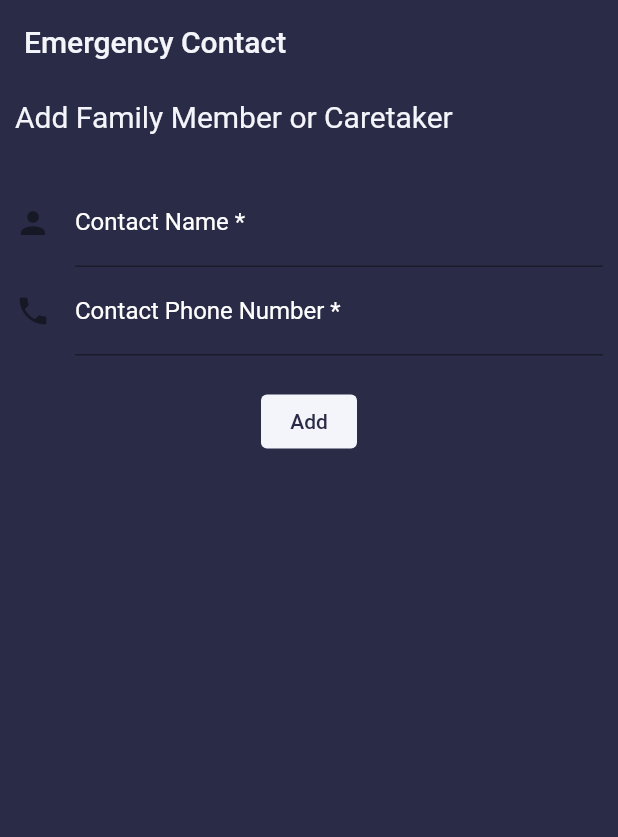
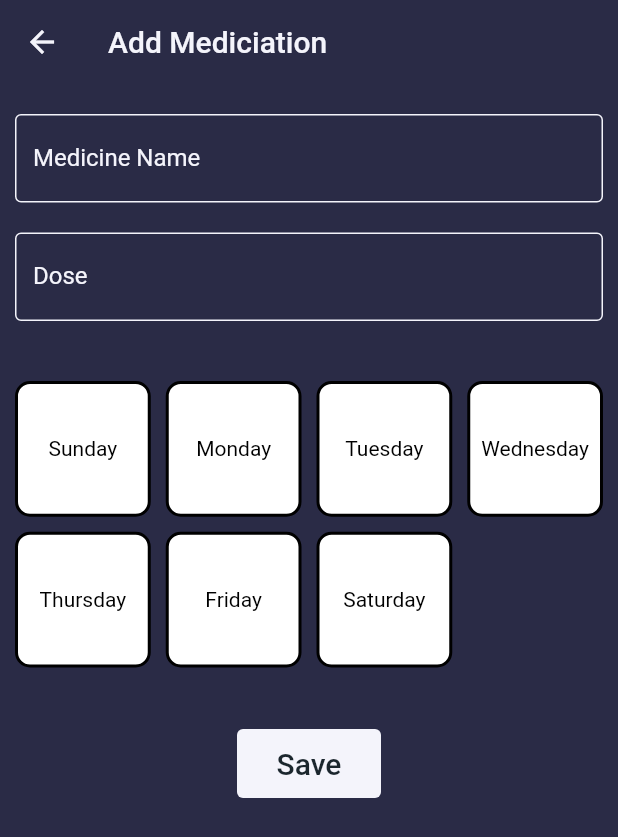
Before and after one commit to Chandler9Wilson/medminder.tech, a Flutter app: the EmergencyContactView screen opened by its route, after a tap on "Add", on a phone screen of 412 x 824 dp. Shown: the top 837 px of the screen. Run offline on Flutter 3.47's test engine with Material 2 defaults, Android fonts, the light colour scheme and no system bars; our stand-ins replace bloc, cloud_firestore, firebase_auth, firebase_core, flutter_bloc, flutter_datetime_picker and 5 more; accounts and stored records are empty; Roboto replaces fonts that are missing (Open-Sans).

Commit message:
Fixes #5

```diff
--- a/lib/contact/model/emergency_contact_model.dart
+++ b/lib/contact/model/emergency_contact_model.dart
@@ -2,8 +2,8 @@ import 'package:medminder/constants.dart';
 
 class AppModel {
   final String uid;
-  final List<String> contacts;
-  final Medicine? medicine;
+  final List contacts;
+  Medicine? medicine;
 
   AppModel(this.uid, this.contacts, this.medicine);
 
@@ -27,7 +27,7 @@ class AppModel {
 class Medicine {
   final String name;
   final String description;
-  final List<int> timeStamp;
+  final List timeStamp;
 
   const Medicine(this.name, this.description, this.timeStamp);
 
--- a/lib/contact/service/emergency_contact_service.dart
+++ b/lib/contact/service/emergency_contact_service.dart
@@ -29,7 +29,7 @@ class EmergencyContactService {
     }
   }
 
-  Future<List<String>> getEmergencyContacts(String uid) async {
+  Future<List> getEmergencyContacts(String uid) async {
     assert(uid.isNotEmpty);
 
     final userCollection = FirebaseFirestore.instance
@@ -43,4 +43,31 @@ class EmergencyContactService {
       return AppModel.fromJson(userDocument.docs.first.data()).contacts;
     }
   }
+
+  Future<void> addMedicalRecord(
+      String name, doseDescription, List<String> dayOfWeeks) async {
+    final uid = GetIt.I<SharedPreferences>().getString(Constants.uid);
+    final userCollection = FirebaseFirestore.instance.collection(uid!);
+
+    final userDocument = await userCollection.get();
+
+    if (userDocument.docs.isEmpty) {
+      FirebaseFirestore.instance.runTransaction((transaction) async {
+        await userCollection.add(
+          AppModel(
+            uid,
+            [],
+            Medicine(name, doseDescription, dayOfWeeks),
+          ).toJson(),
+        );
+      });
+    } else {
+      FirebaseFirestore.instance.runTransaction((transaction) async {
+        final documentId = userDocument.docs.first;
+        final appModel = AppModel.fromJson(documentId.data());
+        appModel.medicine = Medicine(name, doseDescription, dayOfWeeks);
+        await userCollection.doc(documentId.id).update(appModel.toJson());
+      });
+    }
+  }
 }
--- a/lib/contact/view/emergency_contact_view.dart
+++ b/lib/contact/view/emergency_contact_view.dart
@@ -20,8 +20,10 @@ class _EmergencyContactViewState extends State<EmergencyContactView> {
     );
   }
 
+  final List<String> selectedDays = [];
   final _formKey = GlobalKey<FormState>();
-  final _textController = TextEditingController();
+  final _nameController = TextEditingController();
+  final _phoneController = TextEditingController();
   @override
   Widget build(BuildContext context) {
     return Scaffold(
@@ -32,7 +34,8 @@ class _EmergencyContactViewState extends State<EmergencyContactView> {
         builder: (context, state) {
           if (state is EmergencyContactLoaded ||
               state is EmergencyContactInitial) {
-            return Padding(
+            return SingleChildScrollView(
+              child: Padding(
                 padding: const EdgeInsets.all(10.0),
                 child: Column(
                   crossAxisAlignment: CrossAxisAlignment.start,
@@ -61,13 +64,12 @@ class _EmergencyContactViewState extends State<EmergencyContactView> {
                               labelText: 'Contact Name *',
                               fillColor: AppColor.appPrimaryColor,
                               focusedBorder: OutlineInputBorder(
-                              borderSide:
-                                  BorderSide(color: AppColor.appPrimaryColor)
+                                  borderSide: BorderSide(
+                                      color: AppColor.appPrimaryColor)),
                             ),
-                          ),
-                          controller: _textController,
-                          style:
-                              const TextStyle(color: AppColor.appPrimaryColor),
+                            controller: _nameController,
+                            style: const TextStyle(
+                                color: AppColor.appPrimaryColor),
                             keyboardType: TextInputType.name,
                           ),
                           TextFormField(
@@ -77,13 +79,12 @@ class _EmergencyContactViewState extends State<EmergencyContactView> {
                               labelText: 'Contact Phone Number *',
                               fillColor: AppColor.appPrimaryColor,
                               focusedBorder: OutlineInputBorder(
-                              borderSide:
-                                  BorderSide(color: AppColor.appPrimaryColor)
+                                  borderSide: BorderSide(
+                                      color: AppColor.appPrimaryColor)),
                             ),
-                          ),
-                          controller: _textController,
-                          style:
-                              const TextStyle(color: AppColor.appPrimaryColor),
+                            controller: _phoneController,
+                            style: const TextStyle(
+                                color: AppColor.appPrimaryColor),
                             keyboardType: TextInputType.phone,
                           ),
                           space(),
@@ -95,9 +96,9 @@ class _EmergencyContactViewState extends State<EmergencyContactView> {
                             onPressed: () async {
                               await context
                                   .read<EmergencyContactCubit>()
-                                .addEmergencyContact(_textController.text);
+                                  .addEmergencyContact(_phoneController.text);
 
-                            // goRouter.push('/');
+                              goRouter.push('/create-medicine');
                             },
                             child: const Text(
                               'Add',
@@ -109,6 +110,7 @@ class _EmergencyContactViewState extends State<EmergencyContactView> {
                     ),
                   ],
                 ),
+              ),
             );
           }
           return Container();
--- a/lib/main.dart
+++ b/lib/main.dart
@@ -13,11 +13,14 @@ import 'package:medminder/auth/cubit/login_cubit.dart';
 import 'package:medminder/auth/view/login_view.dart';
 import 'package:medminder/contact/cubit/emergency_contact_cubit.dart';
 import 'package:medminder/contact/view/emergency_contact_view.dart';
+import 'package:medminder/medicine/cubit/medicine_cubit.dart';
+import 'package:medminder/medicine/view/medicine_form.dart';
 import 'package:shared_preferences/shared_preferences.dart';
 
 import 'firebase_options.dart';
 
-final goRouter = GoRouter(routes: [
+final goRouter = GoRouter(
+  routes: [
     GoRoute(
       path: '/',
       builder: (context, state) => BlocProvider(
@@ -32,8 +35,15 @@ final goRouter = GoRouter(routes: [
         child: const EmergencyContactView(),
       ),
     ),
-  // GoRoute(path: '/create-medicine')
-]);
+    GoRoute(
+      path: '/create-medicine',
+      builder: (context, state) => BlocProvider(
+        create: (context) => MedicineCubit(),
+        child: const MedicineFormView(),
+      ),
+    )
+  ],
+);
 
 void main() async {
   WidgetsFlutterBinding.ensureInitialized();
@@ -41,10 +51,6 @@ void main() async {
   final firebaseApp = await Firebase.initializeApp(
     options: DefaultFirebaseOptions.currentPlatform,
   );
-
-  const jsonConfigPath = 'assets/config/atlasConfig.json';
-  dynamic realmConfigMap =
-      json.decode(await rootBundle.loadString(jsonConfigPath));
 
   final getIt = GetIt.instance;
 
--- /dev/null
+++ b/lib/medicine/cubit/medicine_cubit.dart
@@ -0,0 +1,14 @@
+import 'package:bloc/bloc.dart';
+import 'package:medminder/contact/service/emergency_contact_service.dart';
+import 'package:meta/meta.dart';
+
+part 'medicine_state.dart';
+
+class MedicineCubit extends Cubit<MedicineState> {
+  MedicineCubit() : super(MedicineInitial());
+
+  Future<void> addMedicine(
+      String name, String doseDesc, List<String> timing) async {
+    await EmergencyContactService().addMedicalRecord(name, doseDesc, timing);
+  }
+}
--- /dev/null
+++ b/lib/medicine/cubit/medicine_state.dart
@@ -0,0 +1,10 @@
+part of 'medicine_cubit.dart';
+
+@immutable
+class MedicineState {}
+
+class MedicineInitial extends MedicineState {}
+
+class MedicineLoading extends MedicineState {}
+
+class MedicineError extends MedicineState {}
--- /dev/null
+++ b/lib/medicine/view/medicine_form.dart
@@ -0,0 +1,140 @@
+import 'package:flutter/material.dart';
+import 'package:flutter_bloc/flutter_bloc.dart';
+import 'package:medminder/app_theme.dart';
+import 'package:flutter_datetime_picker/flutter_datetime_picker.dart';
+import 'package:medminder/medicine/cubit/medicine_cubit.dart';
+import 'package:medminder/medicine/widget/display_day_of_week.dart';
+
+class MedicineFormView extends StatefulWidget {
+  const MedicineFormView({super.key});
+
+  @override
+  State<MedicineFormView> createState() => _MedicineFormViewState();
+}
+
+class _MedicineFormViewState extends State<MedicineFormView> {
+  final _formKey = GlobalKey<FormState>();
+  final _name = TextEditingController();
+  final _description = TextEditingController();
+  final _days = <String>[];
+
+  Widget spacer() {
+    return const SizedBox(
+      height: 20,
+    );
+  }
+
+  @override
+  Widget build(BuildContext context) {
+    return Scaffold(
+      appBar: AppBar(
+        title: const Text(
+          'Add Mediciation',
+        ),
+      ),
+      body: BlocBuilder<MedicineCubit, MedicineState>(
+        builder: (context, state) {
+          return SingleChildScrollView(
+            child: Center(
+              child: Form(
+                key: _formKey,
+                child: Padding(
+                  padding: const EdgeInsets.symmetric(horizontal: 10),
+                  child: Column(
+                    children: [
+                      spacer(),
+                      TextFormField(
+                        controller: _name,
+                        style: const TextStyle(
+                          color: AppColor.appPrimaryColor,
+                        ),
+                        decoration: const InputDecoration(
+                          label: Text(
+                            'Medicine Name',
+                            style: TextStyle(
+                              color: AppColor.appPrimaryColor,
+                              fontSize: 16,
+                            ),
+                          ),
+                          fillColor: AppColor.appPrimaryColor,
+                          focusedBorder: OutlineInputBorder(
+                            borderSide: BorderSide(
+                              color: AppColor.appPrimaryColor,
+                            ),
+                          ),
+                          enabledBorder: OutlineInputBorder(
+                            borderSide: BorderSide(
+                              color: AppColor.appPrimaryColor,
+                            ),
+                          ),
+                        ),
+                      ),
+                      spacer(),
+                      TextFormField(
+                        controller: _description,
+                        style: const TextStyle(
+                          color: AppColor.appPrimaryColor,
+                        ),
+                        decoration: const InputDecoration(
+                          label: Text(
+                            'Dose',
+                            style: TextStyle(
+                                color: AppColor.appPrimaryColor, fontSize: 16),
+                          ),
+                          fillColor: AppColor.appPrimaryColor,
+                          focusedBorder: OutlineInputBorder(
+                            borderSide: BorderSide(
+                              color: AppColor.appPrimaryColor,
+                            ),
+                          ),
+                          enabledBorder: OutlineInputBorder(
+                            borderSide: BorderSide(
+                              color: AppColor.appPrimaryColor,
+                            ),
+                          ),
+                        ),
+                      ),
+                      spacer(),
+                      spacer(),
+                      DaySelectionScreen(
+                        selectedDaysCallback: _days,
+                      ),
+                      spacer(),
+                      spacer(),
+                      TextButton(
+                        style: const ButtonStyle(
+                          backgroundColor: MaterialStatePropertyAll(
+                              AppColor.appPrimaryColor),
+                        ),
+                        onPressed: () {
+                          context.read<MedicineCubit>().addMedicine(
+                                _name.text,
+                                _description.text,
+                                _days,
+                              );
+                        },
+                        child: const SizedBox(
+                          height: 30,
+                          width: 80,
+                          child: Center(
+                            child: Text(
+                              'Save',
+                              style: TextStyle(
+                                fontSize: 20,
+                                color: AppColor.appSecondaryColor,
+                              ),
+                            ),
+                          ),
+                        ),
+                      )
+                    ],
+                  ),
+                ),
+              ),
+            ),
+          );
+        },
+      ),
+    );
+  }
+}
--- /dev/null
+++ b/lib/medicine/widget/display_day_of_week.dart
@@ -0,0 +1,74 @@
+import 'package:flutter/material.dart';
+
+class DaySelectionScreen extends StatefulWidget {
+  const DaySelectionScreen({super.key, required this.selectedDaysCallback});
+
+  final List<String> selectedDaysCallback;
+
+  @override
+  _DaySelectionScreenState createState() => _DaySelectionScreenState();
+}
+
+class _DaySelectionScreenState extends State<DaySelectionScreen> {
+  List<String> selectedDays = [];
+
+  List<String> daysOfWeek = [
+    "Sunday",
+    "Monday",
+    "Tuesday",
+    "Wednesday",
+    "Thursday",
+    "Friday",
+    "Saturday",
+  ];
+
+  @override
+  Widget build(BuildContext context) {
+    return GridView.builder(
+      shrinkWrap: true,
+      itemCount: daysOfWeek.length,
+      gridDelegate: const SliverGridDelegateWithFixedCrossAxisCount(
+          crossAxisCount: 4, // Number of days in a row
+          crossAxisSpacing: 10,
+          mainAxisSpacing: 10),
+      itemBuilder: (context, index) {
+        final day = daysOfWeek[index];
+        final isSelected = selectedDays.contains(day);
+
+        return GestureDetector(
+          onTap: () {
+            setState(() {
+              if (isSelected) {
+                selectedDays.remove(day);
+                widget.selectedDaysCallback.remove(day);
+              } else {
+                selectedDays.add(day);
+                widget.selectedDaysCallback.add(day);
+              }
+            });
+          },
+          child: Container(
+            height: 30,
+            width: 30,
+            decoration: BoxDecoration(
+              border: Border.all(
+                color: isSelected ? Colors.blue : Colors.black,
+                width: 2.0,
+              ),
+              borderRadius: BorderRadius.circular(10),
+              color: isSelected ? Colors.blue : Colors.white,
+            ),
+            child: Center(
+              child: Text(
+                day,
+                style: TextStyle(
+                  color: isSelected ? Colors.white : Colors.black,
+                ),
+              ),
+            ),
+          ),
+        );
+      },
+    );
+  }
+}
```
Also changed, not shown: pubspec.yaml (+1 -40 lines). Lines whose indentation alone changed are shown as unchanged.
